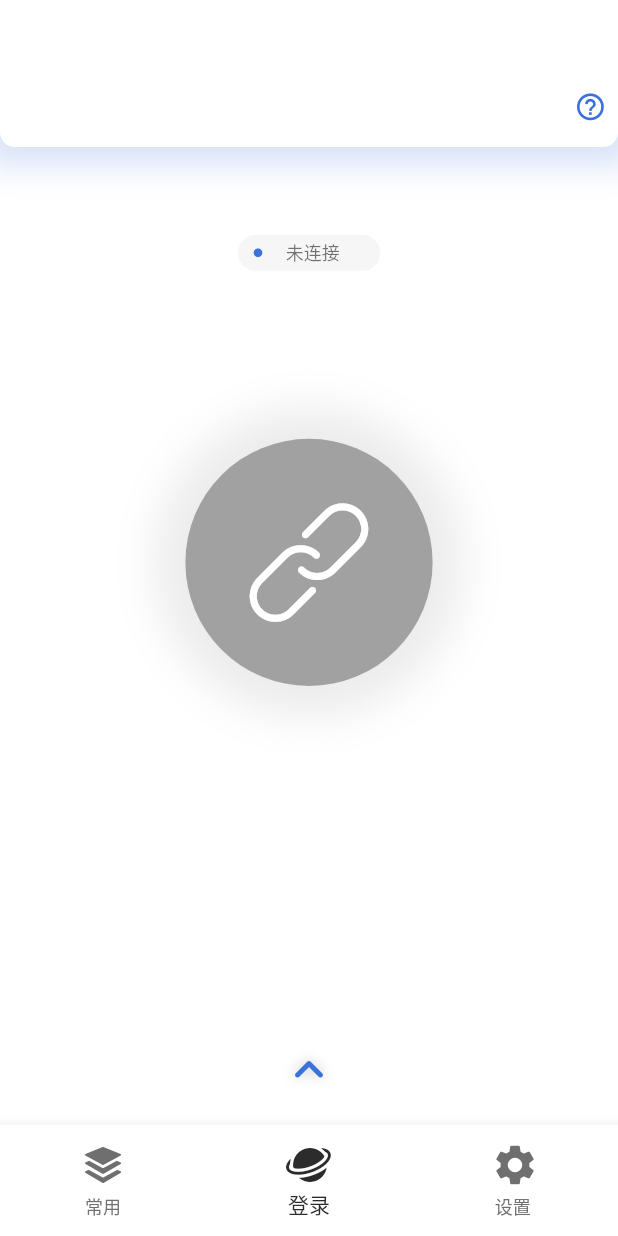
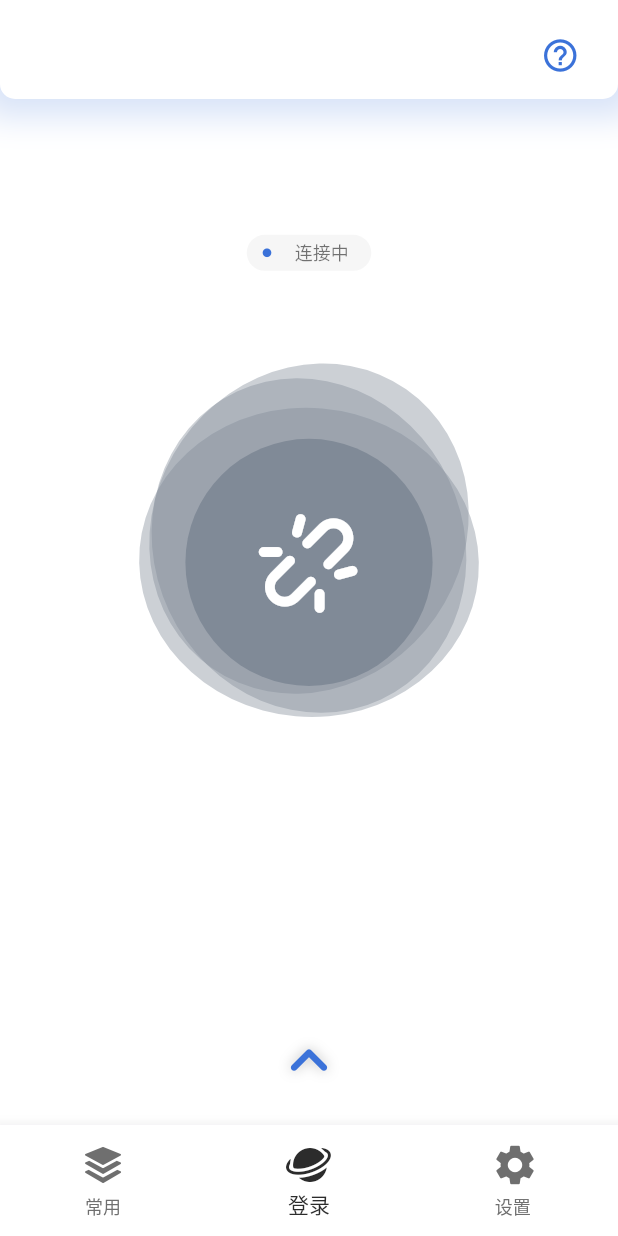
Before and after one commit to VaIOReTto1/CumtLogin, a Flutter app: the HomePage screen opened directly, on a phone screen of 412 x 824 dp. Run offline on Flutter 3.47's test engine with Material 2 defaults, Android fonts, the phone set to English and light mode, and no system bars; our stand-ins replace bot_toast, cached_network_image, dio, firebase_analytics, firebase_core, flutter_screenutil and 6 more; missing offline and left inert: flutter_picker, flutter_share; accounts and stored records are empty; network calls fail.

Commit message:
feature：更新ui

```diff
--- a/lib/Login/LoginPage/loginpage.dart
+++ b/lib/Login/LoginPage/loginpage.dart
@@ -4,6 +4,7 @@ import 'package:cumt_login/config/toast.dart';
 import 'package:flutter/cupertino.dart';
 
 import 'package:flutter/material.dart';
+import 'package:provider/provider.dart';
 import 'package:firebase_analytics/firebase_analytics.dart';
 
 import '../../config/icon.dart';
@@ -30,8 +31,6 @@ class LoginPage extends StatefulWidget {
 class _LoginPageState extends State<LoginPage>
     with WidgetsBindingObserver, SingleTickerProviderStateMixin {
   static FirebaseAnalytics analytics = FirebaseAnalytics.instance;
-  late AnimationController _controller;
-  late Animation<double> _animation;
   final TextEditingController _usernameController = TextEditingController();
   final TextEditingController _passwordController = TextEditingController();
   CumtLoginAccount cumtLoginAccount = CumtLoginAccount();
@@ -48,21 +47,13 @@ class _LoginPageState extends State<LoginPage>
   void initState() {
     super.initState();
     ThemeProvider;
-    logLoginEvent();
+    //logLoginEvent();
     WidgetsBinding.instance.addObserver(this);
     _usernameController.text = cumtLoginAccount.username!;
     _passwordController.text = cumtLoginAccount.password!;
     if (_usernameController.text.isNotEmpty) {
       _handleLogin(context);
     }
-
-    //登录页圆圈动画
-    _controller = AnimationController(
-      vsync: this,
-      duration: const Duration(seconds: 2),
-    )..repeat(reverse: true);
-
-    _animation = Tween<double>(begin: 0.7, end: 0.8).animate(_controller);
   }
 
   //监听键盘打开情况
@@ -85,15 +76,12 @@ class _LoginPageState extends State<LoginPage>
     cumtLoginAccount.password = _passwordController.text.trim();
 
     CumtLogin.login(account: cumtLoginAccount).then((value) {
-      setState(() {
       showToast(value);
-      });
     });
   }
 
   @override
   void dispose() {
-    _controller.dispose();
     super.dispose();
     WidgetsBinding.instance.removeObserver(this);
   }
@@ -131,10 +119,12 @@ class _LoginPageState extends State<LoginPage>
                   onTap: () {
                     _loginpage();
                   },
-                  child: const Icon(Icons.keyboard_arrow_up_rounded,
-                      color: Color.fromRGBO(59, 114, 217, 1),
-                      size: 40,
-                      shadows: <Shadow>[
+                  child: Icon(Icons.keyboard_arrow_up_rounded,
+                      color: Provider.of<ThemeProvider>(context).themeData == AppTheme.LightTheme().themeData
+                          ? const Color.fromRGBO(59, 114, 217, 1)
+                          : const Color(0xff234482),
+                      size: UIConfig.iconSize * 2,
+                      shadows: const <Shadow>[
                         Shadow(
                           color: Color.fromRGBO(0, 0, 0, 0.25),
                           blurRadius: 10.0,
@@ -152,53 +142,34 @@ class _LoginPageState extends State<LoginPage>
   Widget LoginCircleAnimation(BuildContext context) {
     return Stack(
       children: [
-        //周围圆环动画
-        Center(
-          child: AnimatedBuilder(
-            animation: _animation,
-            builder: (BuildContext context, Widget? child) {
-              final color = Prefs.status == '1'
-                  ? Color.fromRGBO(66, 128, 237, 0.4 - (_animation.value / 10))
-                  : Color.fromRGBO(234, 234, 234, 1 - (_animation.value / 10));
-
-              return Container(
-                width: MediaQuery.of(context).size.height *
-                    0.29 *
-                    _animation.value,
-                height: MediaQuery.of(context).size.height *
-                    0.29 *
-                    _animation.value,
-                decoration: BoxDecoration(
-                  shape: BoxShape.circle,
-                  boxShadow: [
-                    BoxShadow(
-                      color: color,
-                      spreadRadius: 10 * _animation.value,
-                      blurRadius: 30 * _animation.value,
+        Elippse(
+          rotation: 0.00,
         ),
-                  ],
+        Elippse(
+          rotation: 60.0,
         ),
-              );
-            },
-          ),
-        ),
+        Elippse(rotation: 120.0),
         //中间圆圈
         Center(
-          child: IgnorePointer(
+          child: InkWell(
+            onTap: () => _handleLogin(context),
+            highlightColor: Colors.transparent,
+            radius: 0,
             child: Container(
               width: MediaQuery.of(context).size.height * 0.2,
               height: MediaQuery.of(context).size.height * 0.2,
               decoration: BoxDecoration(
                   shape: BoxShape.circle,
                   color: Prefs.status == '1'
+                      ? Provider.of<ThemeProvider>(context).themeData== AppTheme.LightTheme().themeData
                       ? const Color.fromRGBO(59, 114, 217, 1)
-                    : const Color.fromRGBO(161, 161, 161, 1),
-              ),
-              child: Icon(
-                MyIcons.link,
+                      : const Color(0xff234482)
+                      : const Color(0xff808a97)),
+              child:Icon(
+                Prefs.status == '1'?MyIcons.link:MyIcons.linkoff,
                       size: MediaQuery.of(context).size.height * 0.096,
                       color: const Color.fromRGBO(255, 255, 255, 1),
-              ),
+                    )
             ),
           ),
         ),
@@ -226,15 +197,10 @@ class _LoginPageState extends State<LoginPage>
                 const SizedBox(
                   width: 15,
                 ),
-                Prefs.status == '1'
-                    ? const Text(
-                        '已连接    ',
-                        style: TextStyle(color: Colors.black54, fontSize: 12),
+                 Text(
+                    Prefs.status == '1'?"已连接":Prefs.status == '0'?"未连接" : "连接中",
+                    style: const TextStyle(color: Colors.black54, fontSize: 12),
                   )
-                    : const Text(
-                        '未连接    ',
-                        style: TextStyle(color: Colors.black54, fontSize: 12),
-                      ),
               ],
             ),
           ),
@@ -243,7 +209,10 @@ class _LoginPageState extends State<LoginPage>
 
   Widget LoginAppBar(BuildContext context) {
     return Container(
-      height: MediaQuery.of(context).size.height * 0.119,
+      height: MediaQuery.of(context).padding.top +
+          MediaQuery.of(context).size.height * 0.08,
+      padding:
+          EdgeInsets.fromLTRB(18, MediaQuery.of(context).padding.top, 18, 0),
       decoration: BoxDecoration(
         borderRadius: const BorderRadius.only(
           bottomLeft: Radius.circular(10.0),
@@ -269,7 +238,7 @@ class _LoginPageState extends State<LoginPage>
               Expanded(
                 flex: 1,
                 child: Text(
-                  '    ${Prefs.school1}',
+                  Prefs.school1,
                   style: TextStyle(
                     fontSize: UIConfig.fontSizeTitle * 1.2,
                     color: const Color.fromRGBO(59, 114, 217, 1),
@@ -302,10 +271,96 @@ class _LoginPageState extends State<LoginPage>
         builder: (context) {
           return SizedBox(
             height: keyboardHeight != 0.0
-                ? MediaQuery.of(context).size.height * 0.7 // 当键盘可见时，增加高度
-                : MediaQuery.of(context).size.height * 0.39,
+                ? MediaQuery.of(context).size.height * 0.76 // 当键盘可见时，增加高度
+                : MediaQuery.of(context).size.height * 0.42,
             child: const LoginBox(),
           );
         });
   }
 }
+
+class Elippse extends StatefulWidget {
+  double rotation;
+
+  Elippse({super.key, required this.rotation});
+
+  @override
+  State<Elippse> createState() => _ElippseState();
+}
+
+class _ElippseState extends State<Elippse> with SingleTickerProviderStateMixin {
+  late double padding = widget.rotation;
+  bool _isAnimating = true;
+
+  @override
+  void initState() {
+    super.initState();
+    // 启动一个循环动画
+    _isAnimating = true;
+    startRotationAnimation();
+  }
+
+  void startRotationAnimation() {
+    Future.delayed(Duration(milliseconds: Prefs.status == '2' ? 10 : 100), () {
+      if (_isAnimating) {
+        setState(() {
+          widget.rotation = widget.rotation + 5;
+          startRotationAnimation();
+        });
+      }
+    });
+  }
+
+  @override
+  void dispose() {
+    _isAnimating = false;
+    super.dispose();
+  }
+
+  @override
+  Widget build(BuildContext context) {
+    return Center(
+      child: Padding(
+        padding: EdgeInsets.fromLTRB(0, padding / 8, 0, padding / 2),
+        child: Transform.rotate(
+          angle: widget.rotation * 3.14 / 180.0, // 旋转角度
+          child: CustomPaint(
+            size: Size(MediaQuery.of(context).size.height * 0.7,
+                MediaQuery.of(context).size.height * 0.55),
+            painter: EllipsePainter(),
+          ),
+        ),
+      ),
+    );
+  }
+}
+
+class EllipsePainter extends CustomPainter {
+  @override
+  void paint(Canvas canvas, Size size) {
+    Paint paint = Paint()
+      ..color = Prefs.status == '1'
+          ? const Color(0xff234482).withOpacity(0.4)
+          : const Color(0xff808a97).withOpacity(0.4)
+      ..style = PaintingStyle.fill;
+
+    double centerX = size.width / 2;
+    double centerY = size.height / 2;
+    double radiusX = size.width / 2;
+    double radiusY = size.height / 2;
+
+    canvas.drawOval(
+      Rect.fromCenter(
+        center: Offset(centerX, centerY),
+        width: radiusX,
+        height: radiusY,
+      ),
+      paint,
+    );
+  }
+
+  @override
+  bool shouldRepaint(CustomPainter oldDelegate) {
+    return false;
+  }
+}
--- a/lib/Login/login_util/login.dart
+++ b/lib/Login/login_util/login.dart
@@ -16,6 +16,7 @@ class CumtLogin {
   /// 注销
   static Future<String> logout({required CumtLoginAccount account}) async {
     try {
+      Prefs.status = '2';
       Dio dio = Dio();
       String url = await account.logoutUrl;
       Response res = await dio.get(url);
@@ -24,6 +25,7 @@ class CumtLogin {
       Prefs.status = '0';
       return map["msg"].toString();
     } catch (e) {
+      Prefs.status = '0';
       return '网络错误(X_X)';
     }
   }
@@ -31,6 +33,7 @@ class CumtLogin {
   /// 登录
   static Future<String> login({required CumtLoginAccount account}) async {
     try {
+      Prefs.status = '2';
       String url = await account.loginUrl(
           account.username, account.password, account.cumtLoginMethod);
       Response res = await dio.get(url);
@@ -48,6 +51,7 @@ class CumtLogin {
           });
           Prefs.first = '1';
         } catch (e) {
+          Prefs.status = '0';
           print('PUT request failed: $e');
           if (e is DioException) {
             print('DioError: ${e.response?.data}');
--- a/lib/config/config.dart
+++ b/lib/config/config.dart
@@ -32,4 +32,5 @@ class UIConfig {
   static const double borderRadiusEntry = 10; // 快捷入口圆角
   static const double borderRadiusBox = 20; // 大块功能区圆角
 
+  static const double iconSize = 26;
 }
--- a/lib/config/icon.dart
+++ b/lib/config/icon.dart
@@ -21,4 +21,9 @@ class MyIcons{
       fontFamily: "iconfont",
       matchTextDirection: true
   );
+  static const IconData linkoff= IconData(
+      0xe614,
+      fontFamily: "iconfont",
+      matchTextDirection: true
+  );
 }
--- a/lib/main.dart
+++ b/lib/main.dart
@@ -57,6 +57,8 @@ class MyApp extends StatelessWidget {
   }
 }
 
+
+
 //跳转HomePage函数
 toHomePage(BuildContext context, int currentPageIndex) {
   Navigator.of(context).pushReplacement(MaterialPageRoute(
@@ -78,6 +80,7 @@ class HomePage extends StatefulWidget {
 class _HomePage extends State<HomePage> {
   Color select_color = const Color.fromRGBO(44, 44, 44, 1);
   Color unselect_color = const Color.fromRGBO(111, 111, 111, 1);
+  Color black_select_color = const Color.fromRGBO(244, 240, 244, 1);
 
   @override
   void initState() {
@@ -108,7 +111,10 @@ class _HomePage extends State<HomePage> {
   Widget build(BuildContext context) {
     return Scaffold(
       resizeToAvoidBottomInset: false,
-      body: _pages[_currentPageIndex],
+      body: IndexedStack( //使用IndexedStack作为body
+        index: _currentPageIndex, //当前显示的子组件索引
+        children: _pages, //子组件列表
+      ),
       bottomNavigationBar: SizedBox(
         height: MediaQuery.of(context).size.height * 0.09,
         child: BottomNavigationBar(
@@ -121,10 +127,10 @@ class _HomePage extends State<HomePage> {
           },
           selectedItemColor: Theme.of(context).brightness != Brightness.dark
               ? select_color
-              : unselect_color,
+              : black_select_color ,
           unselectedItemColor: Theme.of(context).brightness != Brightness.dark
               ? unselect_color
-              : select_color,
+              : unselect_color,
           items: const [
             BottomNavigationBarItem(
               icon: Icon(
--- a/lib/settings/drawer_button.dart
+++ b/lib/settings/drawer_button.dart
@@ -261,10 +261,10 @@ class _HelpButtonState extends State<HelpButton> {
           //height: MediaQuery.of(context).size.height*0.045,
           child: Padding(
             padding: EdgeInsets.all(UIConfig.paddingAll * 1.2),
-            child: Icon(
+            child: const Icon(
               Icons.help_outline_sharp,
-              color: const Color.fromRGBO(59, 114, 217, 1),
-              size: UIConfig.fontSizeMin * 2.04,
+              color: Color.fromRGBO(59, 114, 217, 1),
+              size: UIConfig.iconSize,
             ),
           ),
         ));
--- a/lib/settings/help/help_page.dart
+++ b/lib/settings/help/help_page.dart
@@ -22,6 +22,7 @@ class HelpPage extends StatelessWidget {
             children: [
               Container(
                 height: MediaQuery.of(context).size.height * 0.119,
+                padding: EdgeInsets.fromLTRB(18, MediaQuery.of(context).padding.top, 18, 5),
                 decoration: BoxDecoration(
                   borderRadius: const BorderRadius.only(
                     bottomLeft: Radius.circular(10.0),
--- a/lib/settings/settings.dart
+++ b/lib/settings/settings.dart
@@ -24,7 +24,8 @@ class _SettingPageState extends State<SettingPage> {
       body: Column(
         children: [
           Container(
-            height: MediaQuery.of(context).size.height * 0.119,
+            height: MediaQuery.of(context).padding.top+MediaQuery.of(context).size.height*0.08,
+            padding: EdgeInsets.fromLTRB(54, MediaQuery.of(context).padding.top, 18, 0),
             decoration: BoxDecoration(
               borderRadius: const BorderRadius.only(
                 bottomLeft: Radius.circular(10.0),
@@ -50,7 +51,7 @@ class _SettingPageState extends State<SettingPage> {
                     Expanded(
                       flex: 1,
                       child: Text(
-                        '       设置',
+                        '设置',
                         style:
                             TextStyle(fontSize: UIConfig.fontSizeTitle * 1.2),
                         textAlign: TextAlign.center,
--- a/lib/settings/settings_appbar.dart
+++ b/lib/settings/settings_appbar.dart
@@ -12,7 +12,8 @@ class SettingsAppBar extends StatelessWidget {
   @override
   Widget build(BuildContext context) {
     return Container(
-      height: MediaQuery.of(context).size.height * 0.119,
+      height: MediaQuery.of(context).padding.top+MediaQuery.of(context).size.height*0.08,
+      padding: EdgeInsets.fromLTRB(0, MediaQuery.of(context).padding.top, 0, 0),
       decoration: BoxDecoration(
         borderRadius: const BorderRadius.only(
           bottomLeft: Radius.circular(10.0),
--- a/pubspec.yaml
+++ b/pubspec.yaml
@@ -3,7 +3,7 @@ description: A new Flutter project.
 
 publish_to: 'none'
 
-version: 1.3.2+0.2
+version: 1.3.5+0.2
 
 environment:
   sdk: '>=2.19.4 <3.0.0'
```
Also changed, not shown: lib/UrlPage/url_page.dart (+5 -4 lines), lib/config/theme_color.dart (+34 -35 lines), icons/iconfont.ttf, pubspec.lock, 1 other file. Lines whose indentation alone changed are shown as unchanged.
